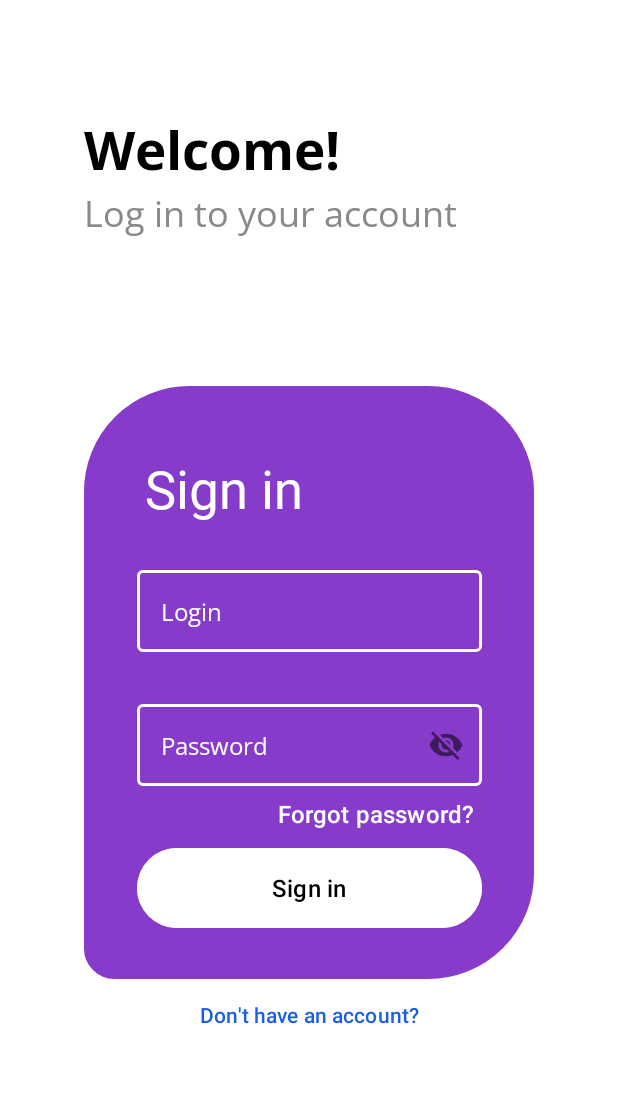
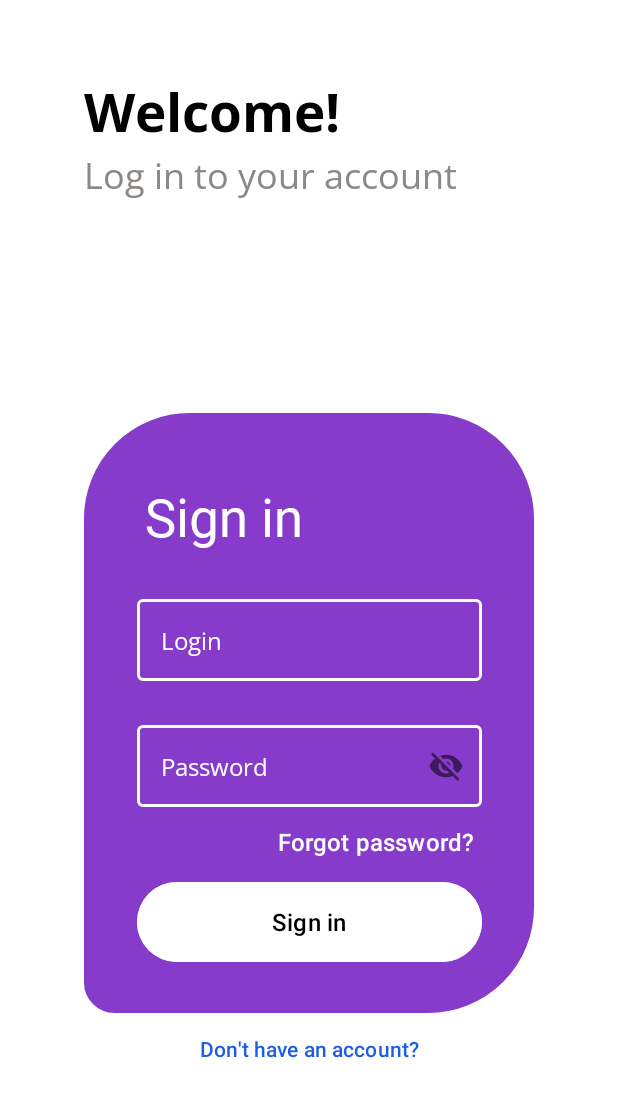
Before and after one commit to Redvin-dt/Bober, an Android app: the SignInActivity screen opened directly, with no data from a screen before it, on a phone screen of 412 x 824 dp. Shown: the top 1097 px of the screen. Run offline under Robolectric (Android 15) with nearby library versions, the phone set to English and light mode, and no system bars; libraries missing offline, so code that uses them is left out: ru.hse.server.

Commit message:
fix scale

```diff
--- a/Client/app/src/main/res/layout/sign_in.xml
+++ b/Client/app/src/main/res/layout/sign_in.xml
@@ -13,7 +13,7 @@
     <View
             android:id="@+id/border"
             android:layout_width="300sp"
-            android:layout_height="395sp"
+            android:layout_height="400sp"
             android:background="@drawable/rounded_border"
             android:backgroundTint="@color/sign_in_color"
             app:layout_constraintBottom_toBottomOf="parent"
@@ -21,7 +21,7 @@
             app:layout_constraintHorizontal_bias="0.5"
             app:layout_constraintStart_toStartOf="parent"
             app:layout_constraintTop_toTopOf="parent"
-            app:layout_constraintVertical_bias="0.6"/>
+            app:layout_constraintVertical_bias="0.65"/>
 
     <TextView
             android:id="@+id/sign_in_label"
@@ -46,12 +46,11 @@
             android:text="@string/welcome"
             android:textColor="@color/black"
             android:textSize="35sp"
-            app:layout_constraintBottom_toTopOf="@id/sign_in_label"
             app:layout_constraintEnd_toEndOf="parent"
             app:layout_constraintHorizontal_bias="0"
             app:layout_constraintStart_toStartOf="@id/border"
             app:layout_constraintTop_toTopOf="parent"
-            app:layout_constraintVertical_bias="0.3"/>
+            android:layout_marginTop="50sp"/>
 
     <TextView
             android:layout_width="300sp"
@@ -114,7 +113,7 @@
             app:layout_constraintTop_toBottomOf="@id/sign_in_label"
             app:layout_constraintBottom_toTopOf="@id/sign_in_button"
             app:layout_constraintEnd_toEndOf="@id/border"
-            app:layout_constraintVertical_bias="0.75"
+            app:layout_constraintVertical_bias="0.7"
             app:layout_constraintStart_toStartOf="@id/border"
             app:passwordToggleEnabled="true"
             app:errorEnabled="true"
--- a/Client/app/src/main/res/layout/sign_up.xml
+++ b/Client/app/src/main/res/layout/sign_up.xml
@@ -44,12 +44,13 @@
             android:text="@string/welcome"
             android:textColor="@color/black"
             android:textSize="35sp"
-            app:layout_constraintBottom_toTopOf="@id/sign_up_label"
             app:layout_constraintEnd_toEndOf="parent"
             app:layout_constraintHorizontal_bias="0"
             app:layout_constraintStart_toStartOf="@id/border"
             app:layout_constraintTop_toTopOf="parent"
-            app:layout_constraintVertical_bias="0.3"/>
+            android:layout_marginTop="50sp"
+
+    />
 
 
     <TextView
```
